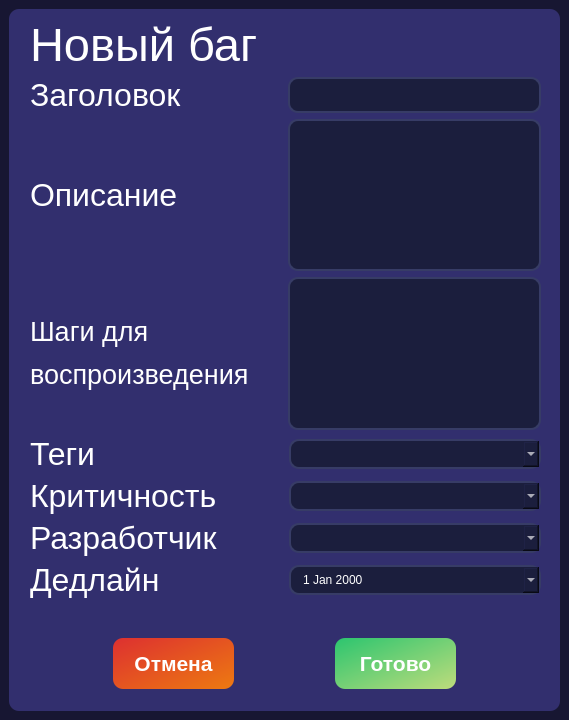
ArtShibaev/Bugtracker, file interfaces/new_bug_card.ui: the form before one commit.
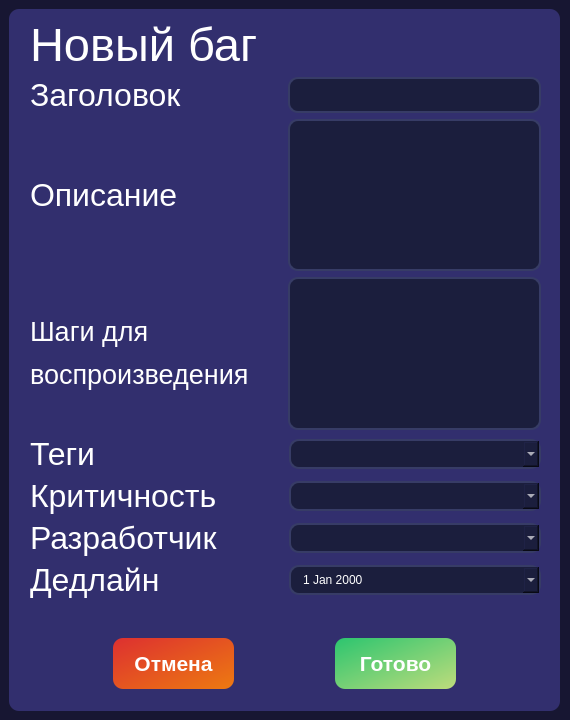
The form after the commit.

Commit message: Добавлено ограничение на ресайз окна создания бага

```diff
--- a/interfaces/new_bug_card.ui
+++ b/interfaces/new_bug_card.ui
@@ -6,20 +6,20 @@
    <rect>
     <x>0</x>
     <y>0</y>
-    <width>569</width>
+    <width>570</width>
     <height>720</height>
    </rect>
   </property>
   <property name="minimumSize">
    <size>
-    <width>551</width>
+    <width>570</width>
     <height>720</height>
    </size>
   </property>
   <property name="maximumSize">
    <size>
-    <width>98999</width>
-    <height>99999</height>
+    <width>570</width>
+    <height>720</height>
    </size>
   </property>
   <property name="windowTitle">
```
Left out of the diff: 7 changed lines with no effect on the pictures. The commit also changes 1 other file.
